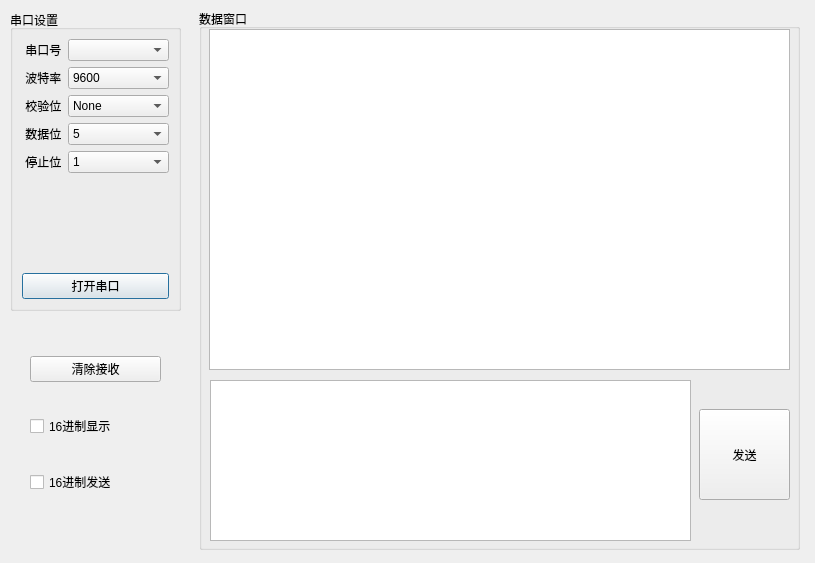
Qt form UsartTool/UsartTool/dialog.ui (LiumaoShinn/UsartTool) before a commit.
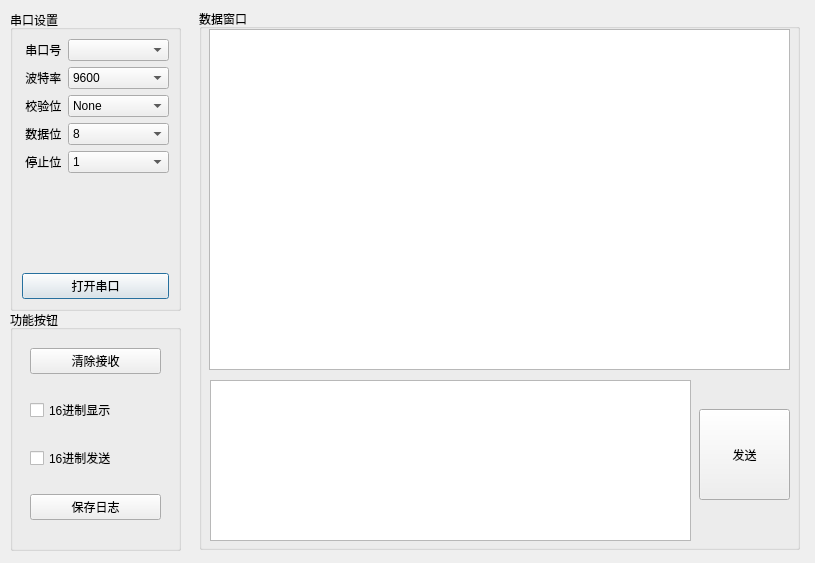
The same form after that commit.

The edit to the form file:
```diff
--- a/UsartTool/UsartTool/dialog.ui
+++ b/UsartTool/UsartTool/dialog.ui
@@ -107,21 +107,6 @@
     </item>
     <item row="3" column="1">
      <widget class="QComboBox" name="cboxDataBits">
-      <item>
-       <property name="text">
-        <string>5</string>
-       </property>
-      </item>
-      <item>
-       <property name="text">
-        <string>6</string>
-       </property>
-      </item>
-      <item>
-       <property name="text">
-        <string>7</string>
-       </property>
-      </item>
       <item>
        <property name="text">
         <string>8</string>
@@ -223,13 +208,25 @@
     </property>
    </widget>
   </widget>
-  <widget class="QWidget" name="">
+  <widget class="QGroupBox" name="groupBox_3">
    <property name="geometry">
     <rect>
-     <x>30</x>
-     <y>330</y>
+     <x>10</x>
+     <y>310</y>
+     <width>171</width>
+     <height>241</height>
+    </rect>
+   </property>
+   <property name="title">
+    <string>功能按钮</string>
+   </property>
+   <widget class="QWidget" name="layoutWidget">
+    <property name="geometry">
+     <rect>
+      <x>20</x>
+      <y>20</y>
      <width>131</width>
-     <height>191</height>
+      <height>211</height>
     </rect>
    </property>
    <layout class="QVBoxLayout" name="verticalLayout">
@@ -254,7 +251,15 @@
       </property>
      </widget>
     </item>
-   </layout>
+     <item>
+      <widget class="QPushButton" name="btnSave">
+       <property name="text">
+        <string>保存日志</string>
+       </property>
+      </widget>
+     </item>
+    </layout>
+   </widget>
   </widget>
  </widget>
  <resources/>
```
Left out of the diff: 15 changed lines with no effect on the pictures. Lines whose indentation alone changed are shown as unchanged.
